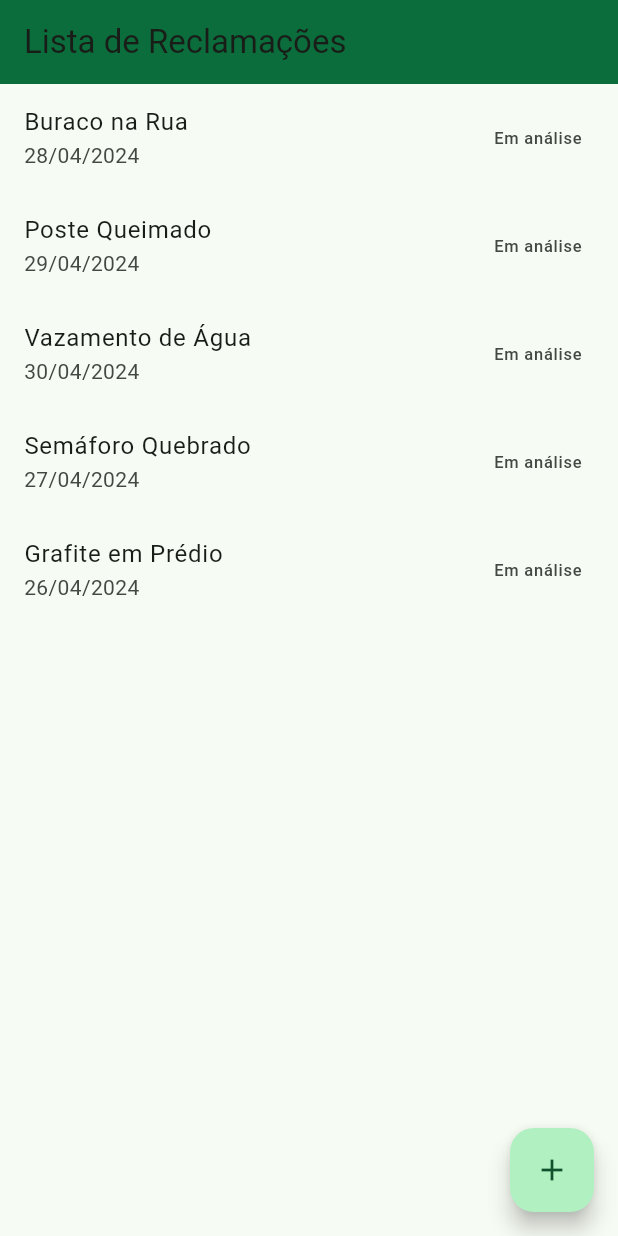
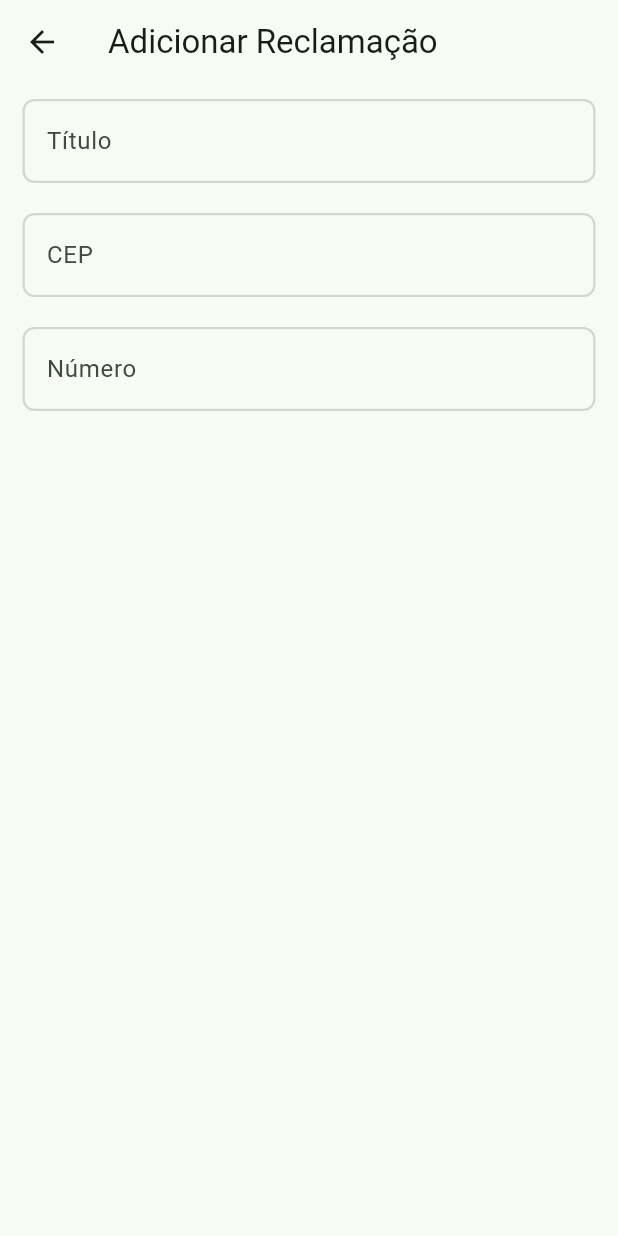
Before and after one commit to vinirecoaro/sos_community, a Flutter app: the screen it shows after launch, after a tap on the "add" icon, on a phone screen of 412 x 824 dp. Run offline on Flutter 3.47's test engine with Material 3 defaults, Android fonts, the light colour scheme and no system bars.

Commit message:
Created InputField

```diff
--- a/lib/components/claim_list_tile.dart
+++ b/lib/components/claim_list_tile.dart
@@ -1,6 +1,7 @@
 import 'package:flutter/material.dart';
 import 'package:intl/intl.dart';
 import 'package:sos_community/models/claim.dart';
+import 'package:sos_community/screens/add_clain_screen.dart';
 
 class ClaimListTile extends StatelessWidget {
   const ClaimListTile(this.claim, {super.key});
--- /dev/null
+++ b/lib/components/input_field.dart
@@ -0,0 +1,33 @@
+import 'package:flutter/material.dart';
+
+class InputField extends StatelessWidget {
+  const InputField({super.key, this.label = "label name"});
+
+  final String label;
+
+  @override
+  Widget build(BuildContext context) {
+    return Padding(
+      padding: const EdgeInsets.symmetric(horizontal: 15, vertical: 10),
+      child: TextFormField(
+        decoration: InputDecoration(
+          label: Text(label),
+          enabledBorder: OutlineInputBorder(
+            borderRadius: BorderRadius.circular(8),
+            borderSide: BorderSide(
+              color: Colors.grey.withOpacity(.4),
+              width: 1.5,
+            ),
+          ),
+          focusedBorder: OutlineInputBorder(
+            borderRadius: BorderRadius.circular(8),
+            borderSide: BorderSide(
+              color: Colors.indigo.withOpacity(.4),
+              width: 2,
+            ),
+          ),
+        ),
+      ),
+    );
+  }
+}
--- /dev/null
+++ b/lib/screens/add_clain_screen.dart
@@ -0,0 +1,33 @@
+import 'package:flutter/material.dart';
+import 'package:sos_community/components/input_field.dart';
+
+class AddClaimScreen extends StatefulWidget {
+  const AddClaimScreen({super.key});
+
+  @override
+  State<AddClaimScreen> createState() => _AddClaimScreenState();
+}
+
+class _AddClaimScreenState extends State<AddClaimScreen> {
+  @override
+  Widget build(BuildContext context) {
+    return Scaffold(
+      appBar: AppBar(
+        title: const Text('Adicionar Reclamação'),
+      ),
+      body: const Column(
+        children: [
+          InputField(
+            label: "Título",
+          ),
+          InputField(
+            label: "CEP",
+          ),
+          InputField(
+            label: "Número",
+          ),
+        ],
+      ),
+    );
+  }
+}
--- a/lib/screens/claims_list_screen.dart
+++ b/lib/screens/claims_list_screen.dart
@@ -1,6 +1,7 @@
 import 'package:flutter/material.dart';
 import 'package:sos_community/components/claims_list.dart';
 import 'package:sos_community/models/claim.dart';
+import 'package:sos_community/screens/add_clain_screen.dart';
 
 class ClaimsListScreen extends StatefulWidget {
   const ClaimsListScreen({super.key});
@@ -71,7 +72,10 @@ class _ClaimsListScreenState extends State<ClaimsListScreen> {
         ),
       ),
       floatingActionButton: FloatingActionButton(
-        onPressed: () {},
+        onPressed: () {
+          Navigator.push(context,
+              MaterialPageRoute(builder: (context) => AddClaimScreen()));
+        },
         child: const Icon(Icons.add),
       ),
     );
```
